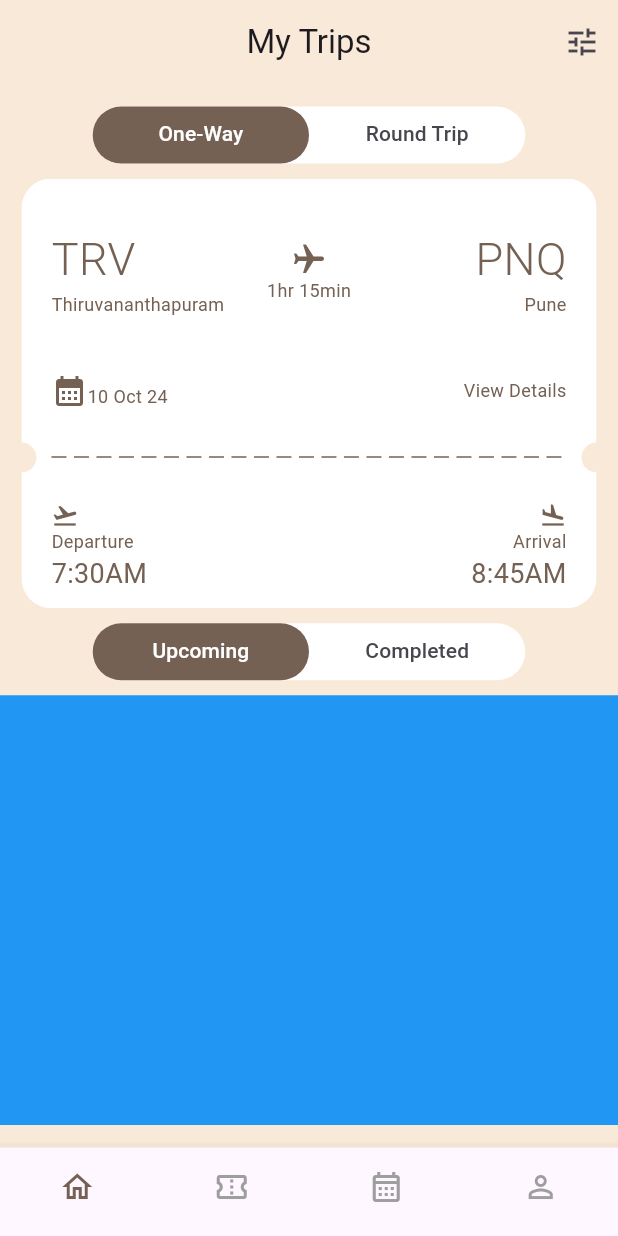
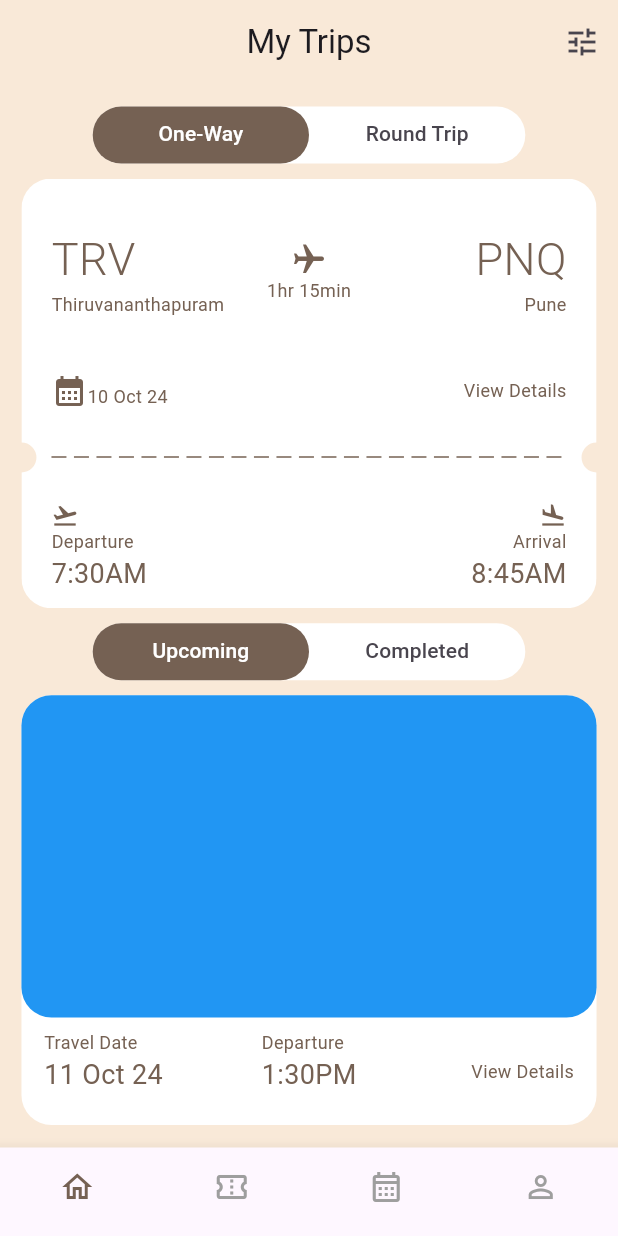
Before and after one commit to NouzNoushad/Ticket_Design, a Flutter app: the screen it shows after launch, on a phone screen of 412 x 824 dp. Run offline on Flutter 3.47's test engine with Material 3 defaults, Android fonts, the light colour scheme and no system bars.

Commit message:
bottom section

```diff
--- a/lib/screens/home_screen/components/bottom_section.dart
+++ b/lib/screens/home_screen/components/bottom_section.dart
@@ -47,9 +47,7 @@ class _TripBottomSectionState extends State<TripBottomSection>
         ),
         Expanded(
             child: TabBarView(controller: _tabController, children: [
-          Container(
-            color: Colors.blue,
-          ),
+          _buildUpcomingContainer(),
           Container(
             color: Colors.yellow,
           ),
@@ -57,4 +55,97 @@ class _TripBottomSectionState extends State<TripBottomSection>
       ],
     );
   }
+
+  Widget _buildUpcomingContainer() {
+    double screenWidth = MediaQuery.of(context).size.width;
+    double padding = 8.0;
+    return PageView.builder(
+        controller:
+            PageController(viewportFraction: 0.95 + (padding / screenWidth)),
+        itemCount: 3,
+        itemBuilder: (context, index) {
+          return Padding(
+            padding: EdgeInsets.only(left: padding, right: padding),
+            child: LayoutBuilder(builder: (context, constraints) {
+              return Container(
+                  decoration: BoxDecoration(
+                    color: Colors.white,
+                    borderRadius: BorderRadius.circular(20),
+                  ),
+                  child: Column(
+                    children: [
+                      Expanded(
+                          flex: 3,
+                          child: Container(
+                            decoration: BoxDecoration(
+                              color: Colors.blue,
+                              borderRadius: BorderRadius.circular(20),
+                            ),
+                          )),
+                      const Expanded(
+                          child: Padding(
+                        padding: EdgeInsets.symmetric(
+                          horizontal: 15,
+                          vertical: 8,
+                        ),
+                        child: Row(
+                          children: [
+                            Expanded(
+                                child: Column(
+                              crossAxisAlignment: CrossAxisAlignment.start,
+                              children: [
+                                Text(
+                                  'Travel Date',
+                                  style: TextStyle(
+                                      fontSize: 12,
+                                      color: Color.fromRGBO(117, 97, 83, 1)),
+                                ),
+                                Text(
+                                  '11 Oct 24',
+                                  style: TextStyle(
+                                      fontSize: 18,
+                                      color: Color.fromRGBO(117, 97, 83, 1)),
+                                ),
+                              ],
+                            )),
+                            Expanded(
+                                child: Center(
+                              child: Column(
+                                crossAxisAlignment: CrossAxisAlignment.start,
+                                children: [
+                                  Text(
+                                    'Departure',
+                                    style: TextStyle(
+                                        fontSize: 12,
+                                        color: Color.fromRGBO(117, 97, 83, 1)),
+                                  ),
+                                  Text(
+                                    '1:30PM',
+                                    style: TextStyle(
+                                        fontSize: 18,
+                                        color: Color.fromRGBO(117, 97, 83, 1)),
+                                  ),
+                                ],
+                              ),
+                            )),
+                            Expanded(
+                              child: Align(
+                                alignment: Alignment.centerRight,
+                                child: Text(
+                                  'View Details',
+                                  style: TextStyle(
+                                      fontSize: 12,
+                                      color: Color.fromRGBO(117, 97, 83, 1)),
+                                ),
+                              ),
+                            ),
+                          ],
+                        ),
+                      )),
+                    ],
+                  ));
+            }),
+          );
+        });
+  }
 }
```
